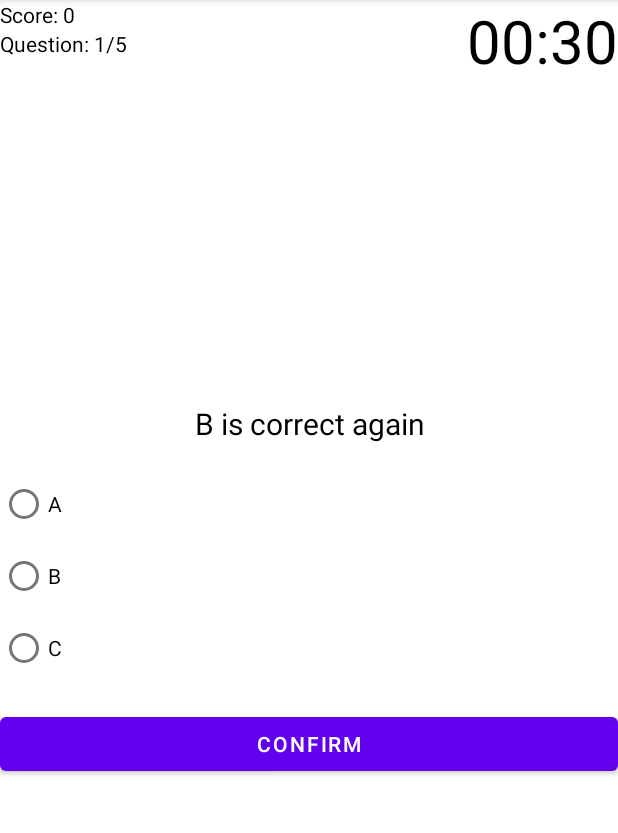
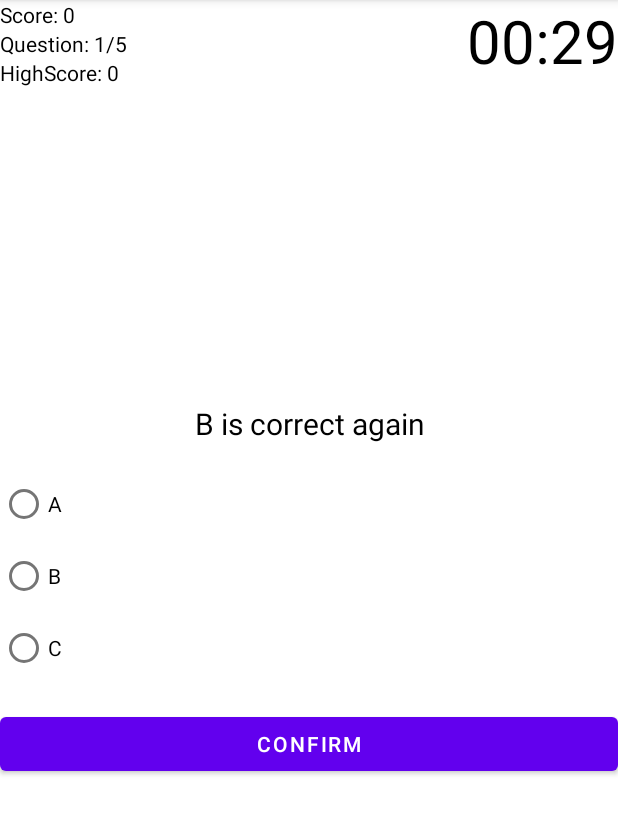
Before and after one commit to Tobang1/NSNEQ, an Android app: the ExamActivity screen opened directly, with no data from a screen before it, on a phone screen of 412 x 824 dp, the part 84-917 px from its top. Run offline under Robolectric (Android 15) with nearby library versions, the phone set to English and light mode, and no system bars.

Commit message:
Addition of countdown timer functions

```diff
--- a/app/src/main/java/com/borat/nsneq/ExamActivity.java
+++ b/app/src/main/java/com/borat/nsneq/ExamActivity.java
@@ -6,6 +6,7 @@ import android.content.Intent;
 import android.content.res.ColorStateList;
 import android.graphics.Color;
 import android.os.Bundle;
+import android.os.CountDownTimer;
 import android.view.View;
 import android.widget.Button;
 import android.widget.RadioButton;
@@ -16,10 +17,12 @@ import android.widget.Toast;
 import java.util.Collection;
 import java.util.Collections;
 import java.util.List;
+import java.util.Locale;
 
 public class ExamActivity extends AppCompatActivity {
 
     public static final String EXTRA_SCORE = "extraScore";
+    private static final long COUNTDOWN_IN_MILLIS = 30000;
 
     private TextView textViewQuestion;
     private TextView textViewScore;
@@ -30,7 +33,12 @@ public class ExamActivity extends AppCompatActivity {
     private RadioButton rb2;
     private RadioButton rb3;
     private Button buttonConfirmNext;
+
     private ColorStateList textColorDefaultRb;
+    private ColorStateList getTextColorDefaultCd;
+
+    private CountDownTimer countDownTimer;
+    private long timeLeftInMillis;
 
     private List<Question> questionList;
     private int questionCounter;
@@ -58,6 +66,7 @@ public class ExamActivity extends AppCompatActivity {
         buttonConfirmNext = findViewById(R.id.button_confirm_next);
 
         textColorDefaultRb =rb1.getTextColors();
+        getTextColorDefaultCd = textViewCountDown.getTextColors();
 
         ExamDbHelper dbHelper = new ExamDbHelper(this);
         questionList = dbHelper.getAllQuestions();
@@ -99,11 +108,48 @@ public class ExamActivity extends AppCompatActivity {
             textViewQuestionCount.setText("Question: " + questionCounter + "/" + questionCountTotal);
             answered = false;
             buttonConfirmNext.setText("Confirm");
+
+            timeLeftInMillis = COUNTDOWN_IN_MILLIS;
+            startCountDown();
         }else {
             finishExam();
         }
 
     }
+
+    private void startCountDown(){
+        countDownTimer = new CountDownTimer(timeLeftInMillis, 1000) {
+            @Override
+            public void onTick(long millisUntilFinished) {
+                timeLeftInMillis = millisUntilFinished;
+                updateCountDownText();
+            }
+
+            @Override
+            public void onFinish() {
+
+                timeLeftInMillis = 0;
+                updateCountDownText();
+
+            }
+        }.start();
+    }
+
+    private void updateCountDownText(){
+        int minutes = (int)(timeLeftInMillis /1000) / 60;
+        int seconds = (int) (timeLeftInMillis / 1000) % 60;
+
+        String timeformatted = String.format(Locale.getDefault(), "%02d:%02d", minutes, seconds);
+
+        textViewCountDown.setText(timeformatted);
+
+        if (timeLeftInMillis < 10000){
+            textViewCountDown.setTextColor(Color.RED);
+        }else{
+            textViewCountDown.setTextColor(getTextColorDefaultCd);
+        }
+    }
+
     private void checkAnswer(){
         answered = true;
         RadioButton rbSelected = findViewById(rbGroup.getCheckedRadioButtonId());
--- a/app/src/main/res/layout/activity_exam.xml
+++ b/app/src/main/res/layout/activity_exam.xml
@@ -13,12 +13,20 @@
         android:layout_height="wrap_content"
         android:text="Score: 0"
         android:textColor="@android:color/black" />
+
     <TextView
         android:id="@+id/text_view_question_count"
         android:layout_width="wrap_content"
         android:layout_height="wrap_content"
         android:layout_below="@id/text_view_score"
-        android:text="Question: 1/x"
+        android:text="Question: 0"
+        android:textColor="@android:color/black" />
+    <TextView
+        android:id="@+id/text_view_highscore"
+        android:layout_width="wrap_content"
+        android:layout_height="wrap_content"
+        android:layout_below="@id/text_view_question_count"
+        android:text="HighScore: 0"
         android:textColor="@android:color/black" />
     <TextView
         android:id="@+id/text_view_countdown"
```
